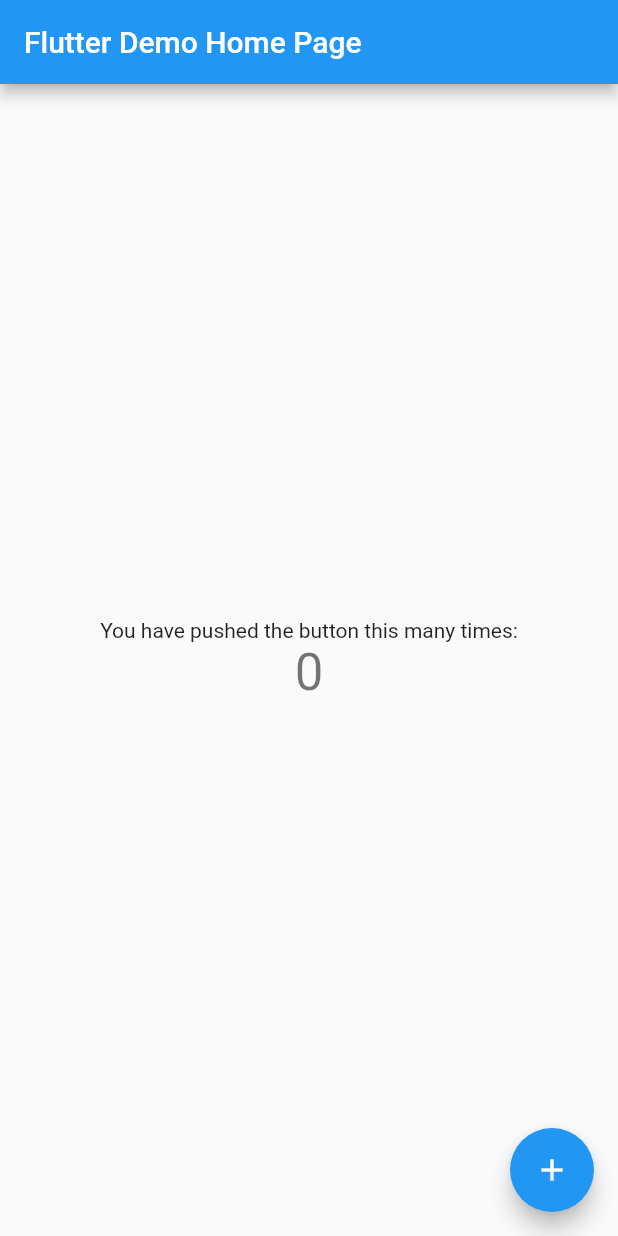
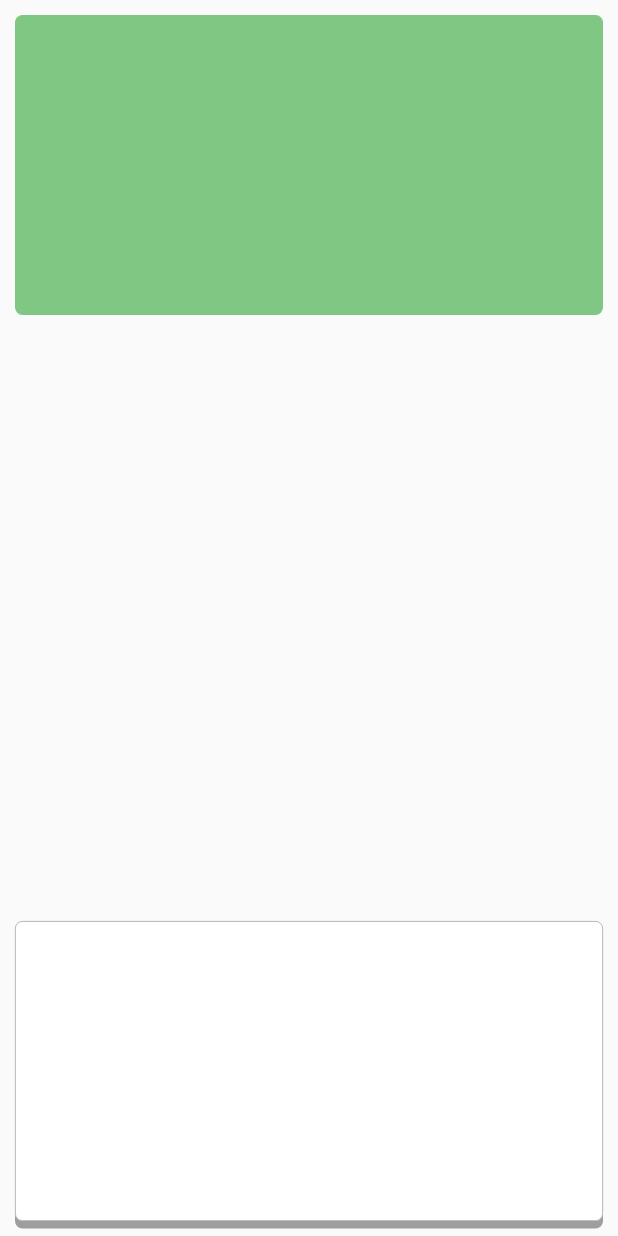
Before and after one commit to snlucas/Flutter-Learning-Labs, a Flutter app: the screen it shows after launch, on a phone screen of 412 x 824 dp. Run offline on Flutter 3.47's test engine with Material 2 defaults, Android fonts, the phone set to English and light mode, and no system bars.

Commit message:
add box shadow and borders

```diff
--- a/UI/Basic-Widgets/text_widget/lib/main.dart
+++ b/UI/Basic-Widgets/text_widget/lib/main.dart
@@ -1,113 +1,70 @@
 import 'package:flutter/material.dart';
+import 'constants.dart';
 
-void main() {
-  runApp(MyApp());
-}
+void main() => runApp(TextWidget());
 
-class MyApp extends StatelessWidget {
-  // This widget is the root of your application.
+class TextWidget extends StatelessWidget {
   @override
   Widget build(BuildContext context) {
     return MaterialApp(
-      title: 'Flutter Demo',
-      theme: ThemeData(
-        // This is the theme of your application.
-        //
-        // Try running your application with "flutter run". You'll see the
-        // application has a blue toolbar. Then, without quitting the app, try
-        // changing the primarySwatch below to Colors.green and then invoke
-        // "hot reload" (press "r" in the console where you ran "flutter run",
-        // or simply save your changes to "hot reload" in a Flutter IDE).
-        // Notice that the counter didn't reset back to zero; the application
-        // is not restarted.
-        primarySwatch: Colors.blue,
+      home: Scaffold(
+        body: SafeArea(
+          child: Padding(
+            padding: EdgeInsets.symmetric(vertical: 10.0),
+            child: Column(
+              mainAxisAlignment: MainAxisAlignment.spaceBetween,
+              children: <Widget>[
+                CardContainer(color: Colors.green[300]),
+                CardContainer(
+                  boxShadowList: <BoxShadow>[
+                    BoxShadow(
+                      color: Colors.grey[500],
+                      offset: Offset(0, 5.0),
+                    ),
+                    BoxShadow(
+                      color: Colors.white,
+                    ),
+                  ],
+                  border: Border.all(
+                    color: Colors.grey,
+                    width: 0.5,
+                  ),
+                ),
+              ],
+            ),
+          ),
+        ),
       ),
-      home: MyHomePage(title: 'Flutter Demo Home Page'),
     );
   }
 }
 
-class MyHomePage extends StatefulWidget {
-  MyHomePage({Key key, this.title}) : super(key: key);
+class CardContainer extends StatelessWidget {
+  final Color color;
+  final BoxDecoration decoration;
+  final List<BoxShadow> boxShadowList;
+  final Border border;
 
-  // This widget is the home page of your application. It is stateful, meaning
-  // that it has a State object (defined below) that contains fields that affect
-  // how it looks.
-
-  // This class is the configuration for the state. It holds the values (in this
-  // case the title) provided by the parent (in this case the App widget) and
-  // used by the build method of the State. Fields in a Widget subclass are
-  // always marked "final".
-
-  final String title;
-
-  @override
-  _MyHomePageState createState() => _MyHomePageState();
-}
-
-class _MyHomePageState extends State<MyHomePage> {
-  int _counter = 0;
-
-  void _incrementCounter() {
-    setState(() {
-      // This call to setState tells the Flutter framework that something has
-      // changed in this State, which causes it to rerun the build method below
-      // so that the display can reflect the updated values. If we changed
-      // _counter without calling setState(), then the build method would not be
-      // called again, and so nothing would appear to happen.
-      _counter++;
-    });
-  }
+  const CardContainer({
+    this.color,
+    this.decoration,
+    this.boxShadowList,
+    this.border,
+  });
 
   @override
   Widget build(BuildContext context) {
-    // This method is rerun every time setState is called, for instance as done
-    // by the _incrementCounter method above.
-    //
-    // The Flutter framework has been optimized to make rerunning build methods
-    // fast, so that you can just rebuild anything that needs updating rather
-    // than having to individually change instances of widgets.
-    return Scaffold(
-      appBar: AppBar(
-        // Here we take the value from the MyHomePage object that was created by
-        // the App.build method, and use it to set our appbar title.
-        title: Text(widget.title),
-      ),
-      body: Center(
-        // Center is a layout widget. It takes a single child and positions it
-        // in the middle of the parent.
-        child: Column(
-          // Column is also a layout widget. It takes a list of children and
-          // arranges them vertically. By default, it sizes itself to fit its
-          // children horizontally, and tries to be as tall as its parent.
-          //
-          // Invoke "debug painting" (press "p" in the console, choose the
-          // "Toggle Debug Paint" action from the Flutter Inspector in Android
-          // Studio, or the "Toggle Debug Paint" command in Visual Studio Code)
-          // to see the wireframe for each widget.
-          //
-          // Column has various properties to control how it sizes itself and
-          // how it positions its children. Here we use mainAxisAlignment to
-          // center the children vertically; the main axis here is the vertical
-          // axis because Columns are vertical (the cross axis would be
-          // horizontal).
-          mainAxisAlignment: MainAxisAlignment.center,
-          children: <Widget>[
-            Text(
-              'You have pushed the button this many times:',
-            ),
-            Text(
-              '$_counter',
-              style: Theme.of(context).textTheme.headline4,
-            ),
-          ],
-        ),
-      ),
-      floatingActionButton: FloatingActionButton(
-        onPressed: _incrementCounter,
-        tooltip: 'Increment',
-        child: Icon(Icons.add),
-      ), // This trailing comma makes auto-formatting nicer for build methods.
+    return Container(
+      margin: EdgeInsets.symmetric(horizontal: 10.0),
+      height: 200.0,
+      decoration: this.decoration ??
+          // Default value
+          BoxDecoration(
+            color: this.color,
+            border: this.border,
+            borderRadius: kCardBorderRadius,
+            boxShadow: this.boxShadowList,
+          ),
     );
   }
 }
```
Also changed, not shown: 1 other file.
